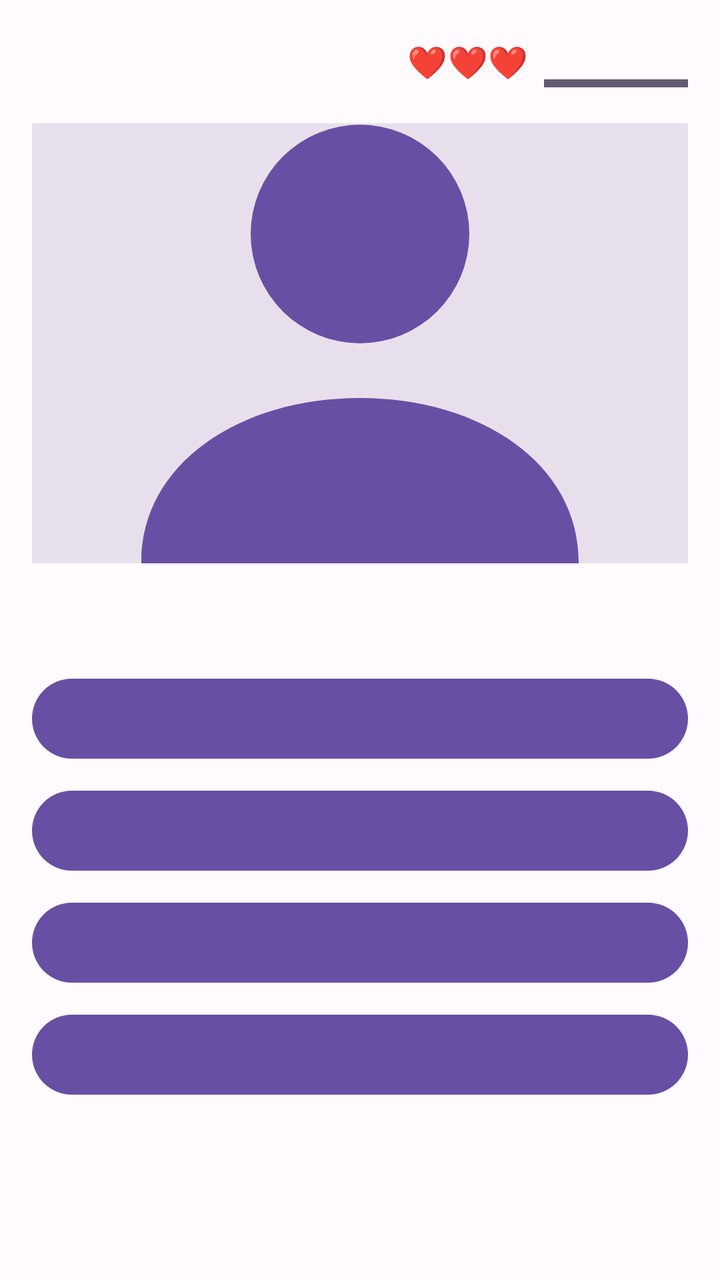
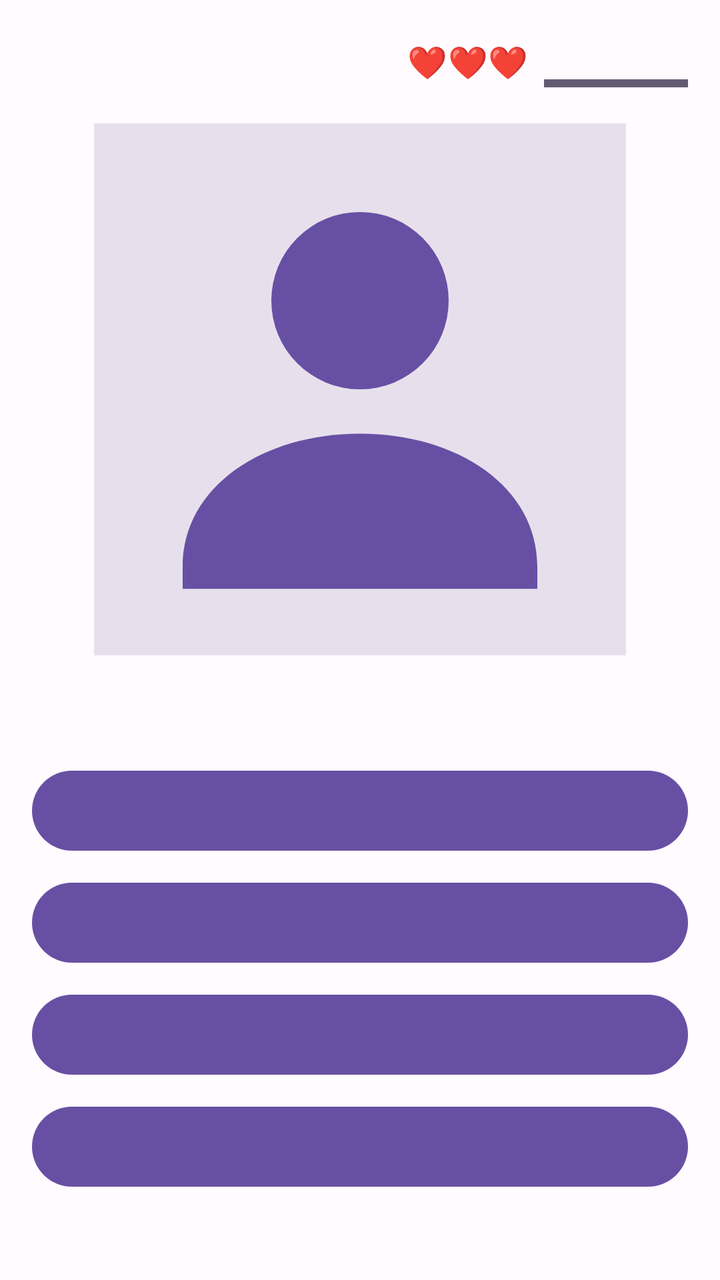

Two renders of the same Android screen: before a commit and after it. Below are the layout's source before the change and the commit's diff.
<!-- AndroidManifest.xml: application theme Theme.HistoryQuizRU -->
<!-- res/layout/activity_quiz.xml -->
<?xml version="1.0" encoding="utf-8"?>
<ScrollView xmlns:android="http://schemas.android.com/apk/res/android"
    xmlns:app="http://schemas.android.com/apk/res-auto"
    android:layout_width="match_parent"
    android:layout_height="match_parent"
    android:fillViewport="true">

    <LinearLayout
        android:layout_width="match_parent"
        android:layout_height="wrap_content"
        android:gravity="center_horizontal"
        android:orientation="vertical"
        android:padding="16dp">

        <LinearLayout
            android:layout_width="match_parent"
            android:layout_height="wrap_content"
            android:gravity="center_vertical"
            android:orientation="horizontal">

            <TextView
                android:id="@+id/tvQuestionNumber"
                android:layout_width="0dp"
                android:layout_height="wrap_content"
                android:layout_weight="1"
                android:textAppearance="?attr/textAppearanceTitleMedium" />

            <TextView
                android:id="@+id/tvLives"
                android:layout_width="wrap_content"
                android:layout_height="wrap_content"
                android:layout_marginHorizontal="8dp"
                android:gravity="center"
                android:text="@string/quiz_lives"
                android:textAppearance="?attr/textAppearanceTitleMedium" />

            <LinearLayout
                android:layout_width="72dp"
                android:layout_height="wrap_content"
                android:gravity="center"
                android:orientation="vertical">

                <TextView
                    android:id="@+id/tvTimer"
                    android:layout_width="wrap_content"
                    android:layout_height="wrap_content"
                    android:textAppearance="?attr/textAppearanceTitleMedium" />

                <ProgressBar
                    android:id="@+id/progressBar"
                    style="?android:attr/progressBarStyleHorizontal"
                    android:layout_width="match_parent"
                    android:layout_height="8dp"
                    android:max="20"
                    android:progress="20" />
            </LinearLayout>
        </LinearLayout>

        <ImageView
            android:id="@+id/ivPersonality"
            android:layout_width="match_parent"
            android:layout_height="220dp"
            android:layout_marginTop="16dp"
            android:contentDescription="@string/image_placeholder_description"
            android:scaleType="centerCrop"
            android:src="@drawable/ic_placeholder" />

        <TextView
            android:id="@+id/tvHint"
            android:layout_width="match_parent"
            android:layout_height="wrap_content"
            android:layout_marginTop="16dp"
            android:gravity="center"
            android:textAppearance="?attr/textAppearanceTitleMedium" />

        <com.google.android.material.button.MaterialButton
            android:id="@+id/btnOption1"
            android:layout_width="match_parent"
            android:layout_height="wrap_content"
            android:layout_marginTop="16dp"
            android:textAllCaps="false" />

        <com.google.android.material.button.MaterialButton
            android:id="@+id/btnOption2"
            android:layout_width="match_parent"
            android:layout_height="wrap_content"
            android:layout_marginTop="8dp"
            android:textAllCaps="false" />

        <com.google.android.material.button.MaterialButton
            android:id="@+id/btnOption3"
            android:layout_width="match_parent"
            android:layout_height="wrap_content"
            android:layout_marginTop="8dp"
            android:textAllCaps="false" />

        <com.google.android.material.button.MaterialButton
            android:id="@+id/btnOption4"
            android:layout_width="match_parent"
            android:layout_height="wrap_content"
            android:layout_marginTop="8dp"
            android:textAllCaps="false" />

        <TextView
            android:id="@+id/tvFullDescription"
            android:layout_width="match_parent"
            android:layout_height="wrap_content"
            android:layout_marginTop="16dp"
            android:visibility="gone"
            android:textAppearance="?attr/textAppearanceBodyLarge" />

        <com.google.android.material.button.MaterialButton
            android:id="@+id/btnNext"
            android:layout_width="match_parent"
            android:layout_height="wrap_content"
            android:layout_marginTop="16dp"
            android:text="@string/quiz_next"
            android:visibility="gone" />

    </LinearLayout>
</ScrollView>
<!-- resources referenced by this layout -->
<resources>
  <!-- drawable ic_placeholder (drawable) -->
  <vector xmlns:android="http://schemas.android.com/apk/res/android"
      android:width="48dp"
      android:height="48dp"
      android:viewportWidth="48"
      android:viewportHeight="48">
      <path
          android:fillColor="@color/color_placeholder"
          android:pathData="M0,0h48v48h-48z" />
      <path
          android:fillColor="#6750A4"
          android:pathData="M24,8a8,8 0,1 0,0 16a8,8 0,0 0,0 -16M8,40c0,-7.2 7.2,-12 16,-12s16,4.8 16,12v2H8z" />
  </vector>
  <string name="image_placeholder_description">Изображение исторической личности</string>
  <string name="quiz_lives">❤❤❤</string>
  <string name="quiz_next">Далее</string>
  <style name="Theme.HistoryQuizRU" parent="Theme.Material3.Light.NoActionBar">
          <item name="colorPrimary">@color/color_primary</item>
          <item name="colorOnPrimary">@color/color_on_primary</item>
          <item name="colorSecondary">@color/color_secondary</item>
          <item name="colorOnSecondary">@color/color_on_secondary</item>
          <item name="android:colorBackground">@color/color_background</item>
          <item name="colorSurface">@color/color_surface</item>
          <item name="colorOnSurface">@color/color_on_surface</item>
          <item name="android:statusBarColor">@color/color_background</item>
          <item name="android:navigationBarColor">@color/color_background</item>
          <item name="android:windowLightStatusBar">true</item>
          <item name="android:windowActionModeOverlay">true</item>
      </style>
  <color name="color_placeholder">#E7E0EC</color>
  <color name="color_primary">#6750A4</color>
  <color name="color_on_primary">#FFFFFF</color>
  <color name="color_secondary">#625B71</color>
  <color name="color_on_secondary">#FFFFFF</color>
  <color name="color_background">#FFFBFE</color>
  <color name="color_surface">#FFFBFE</color>
  <color name="color_on_surface">#1C1B1F</color>
</resources>

<!-- the commit's change to res/layout/activity_quiz.xml (unified diff, before → after) -->
@@ -59,10 +59,10 @@
         <ImageView
             android:id="@+id/ivPersonality"
             android:layout_width="match_parent"
-            android:layout_height="220dp"
+            android:layout_height="266dp"
             android:layout_marginTop="16dp"
             android:contentDescription="@string/image_placeholder_description"
-            android:scaleType="centerCrop"
+            android:scaleType="fitCenter"
             android:src="@drawable/ic_placeholder" />
 
         <TextView
